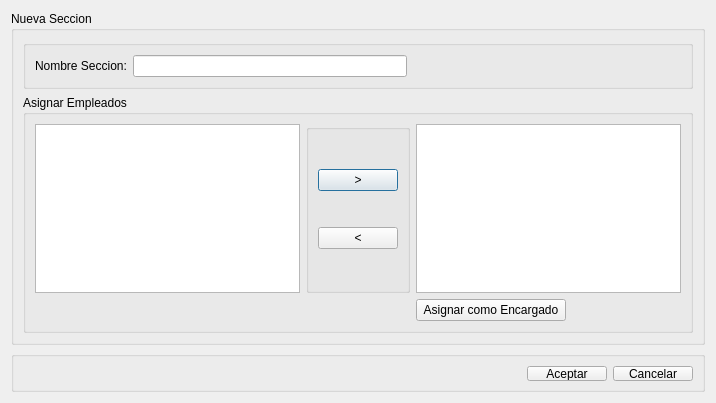
Above: src/ui/DialogAltaSeccion.ui from guilleurrutia10/division-transporte before the change. Below: the same form after it.
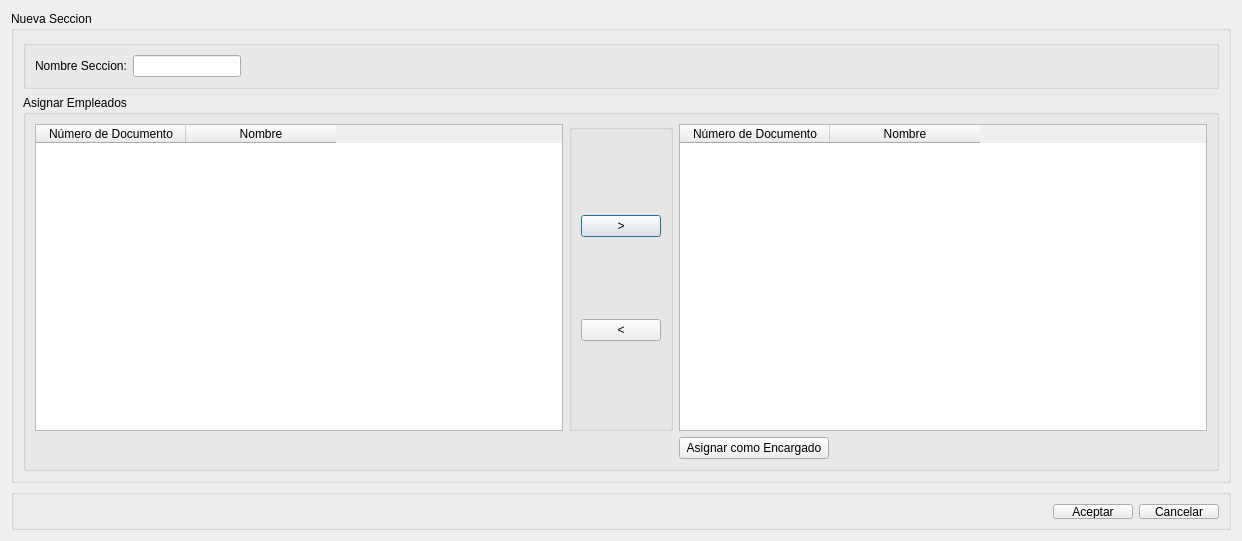
That is the form after the change.

Commit message: Agregada la funcionalidad de Alta Seccion

What changed in the file:
```diff
--- a/src/ui/DialogAltaSeccion.ui
+++ b/src/ui/DialogAltaSeccion.ui
@@ -6,8 +6,8 @@
    <rect>
     <x>0</x>
     <y>0</y>
-    <width>716</width>
-    <height>403</height>
+    <width>1242</width>
+    <height>541</height>
    </rect>
   </property>
   <property name="windowTitle">
@@ -40,7 +40,14 @@
           </widget>
          </item>
          <item>
-          <widget class="QLineEdit" name="lineEditNombreSeccion"/>
+          <widget class="QLineEdit" name="lineEditNombreSeccion">
+           <property name="sizePolicy">
+            <sizepolicy hsizetype="Fixed" vsizetype="Fixed">
+             <horstretch>0</horstretch>
+             <verstretch>0</verstretch>
+            </sizepolicy>
+           </property>
+          </widget>
          </item>
          <item>
           <spacer name="horizontalSpacer">
@@ -107,7 +114,38 @@
           </widget>
          </item>
          <item row="1" column="3">
-          <widget class="QTableWidget" name="tableWidgetEmpleadosAsignados"/>
+          <widget class="QTableWidget" name="tableWidgetEmpleadosAsignados">
+           <attribute name="horizontalHeaderDefaultSectionSize">
+            <number>150</number>
+           </attribute>
+           <column>
+            <property name="text">
+             <string>Número de Documento</string>
+            </property>
+           </column>
+           <column>
+            <property name="text">
+             <string>Nombre</string>
+            </property>
+           </column>
+          </widget>
+         </item>
+         <item row="1" column="0">
+          <widget class="QTableWidget" name="tableWidgetEmpleadosSinAsignar">
+           <attribute name="horizontalHeaderDefaultSectionSize">
+            <number>150</number>
+           </attribute>
+           <column>
+            <property name="text">
+             <string>Número de Documento</string>
+            </property>
+           </column>
+           <column>
+            <property name="text">
+             <string>Nombre</string>
+            </property>
+           </column>
+          </widget>
          </item>
         </layout>
        </widget>
```
Left out of the diff: 3 changed lines with no effect on the pictures. The commit also changes 83 other files.
